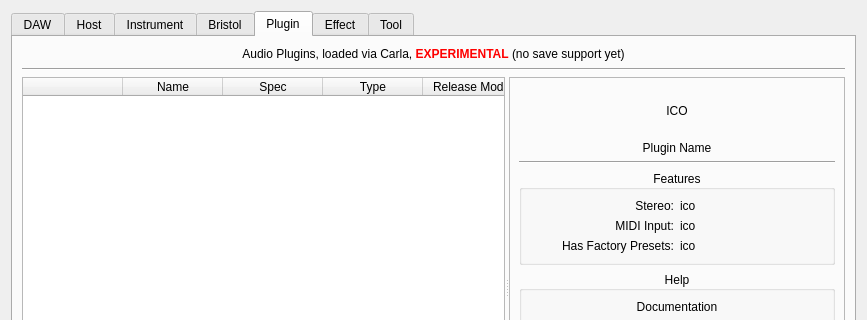
The window that resources/ui/claudia_launcher.ui (falkTX/Cadence) describes before a commit, drawn with Qt 5; both pictures show x 0 to 867 and y 0 to 320 of the 867 by 519 pixel window.
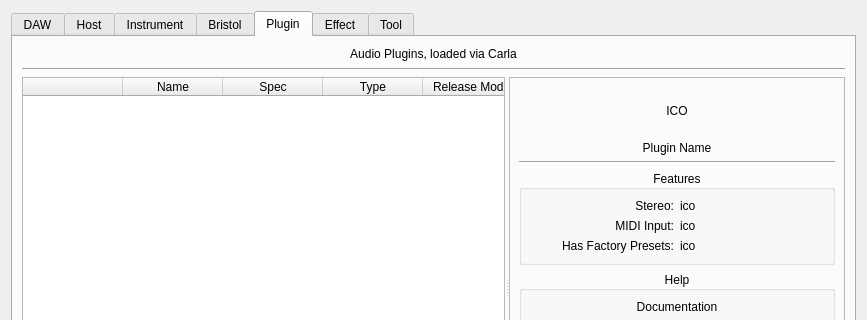
The same window after the commit. The open tabs and pages were chosen to show the change.

Commit message: Launcher: Remove Plugin experimental label

```diff
--- a/resources/ui/claudia_launcher.ui
+++ b/resources/ui/claudia_launcher.ui
@@ -1341,7 +1341,7 @@
           </size>
          </property>
          <property name="text">
-          <string>Audio Plugins, loaded via Carla, &lt;span style=&quot;color: red;&quot;&gt;&lt;b&gt;EXPERIMENTAL&lt;/b&gt;&lt;/span&gt; (no save support yet)</string>
+          <string>&lt;html&gt;&lt;head/&gt;&lt;body&gt;&lt;p&gt;Audio Plugins, loaded via Carla&lt;/p&gt;&lt;/body&gt;&lt;/html&gt;</string>
          </property>
          <property name="alignment">
           <set>Qt::AlignCenter</set>
```
